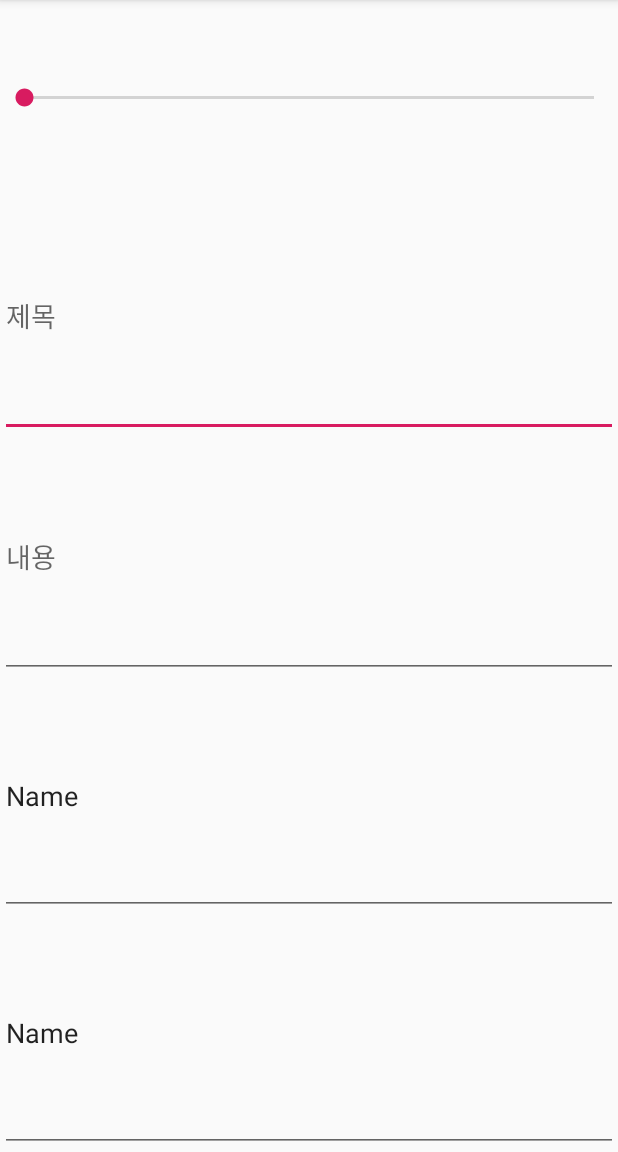
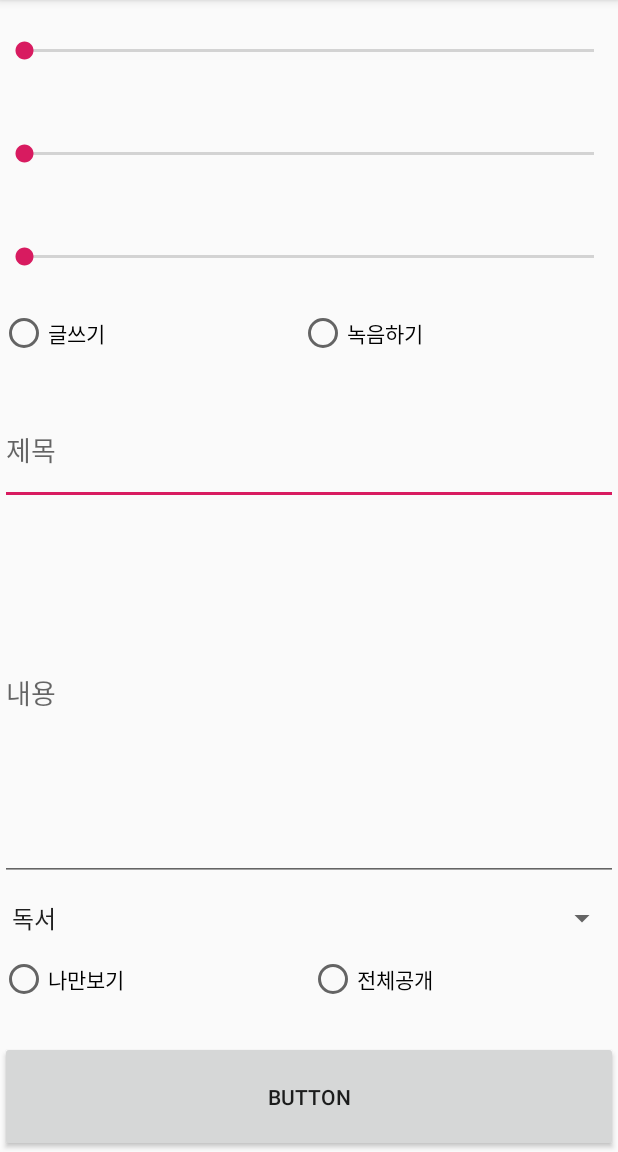
Before and after one commit to seungyeonchoi/emote, an Android app: the Post screen opened directly, with no data from a screen before it, on a phone screen of 412 x 824 dp, the part 84-1236 px from its top. Run offline under Robolectric (Android 15) with nearby library versions, the phone set to English and light mode, and no system bars.

Commit message:
레이아웃완성

```diff
--- a/app/src/main/java/com/example/emote/LoginActivity.kt
+++ b/app/src/main/java/com/example/emote/LoginActivity.kt
@@ -15,7 +15,7 @@ class LoginActivity : AppCompatActivity() {
     fun OnBtnClick(view: View) {
         when(view.id){
             R.id.btn_login->{
-                startActivity(Intent(this,MainActivity::class.java))
+                startActivity(Intent(this,Post::class.java))
             }
             R.id.btn_join1->{
                 startActivity(Intent(this,SigninActivity::class.java))
--- a/app/src/main/java/com/example/emote/Mypage.kt
+++ b/app/src/main/java/com/example/emote/Mypage.kt
@@ -35,6 +35,8 @@ class Mypage : Fragment() {
             param1 = it.getString(ARG_PARAM1)
             param2 = it.getString(ARG_PARAM2)
         }
+
+
     }
 
     override fun onCreateView(
--- a/app/src/main/res/layout/activity_post.xml
+++ b/app/src/main/res/layout/activity_post.xml
@@ -10,30 +10,63 @@
     <SeekBar
             android:layout_width="match_parent"
             android:layout_height="wrap_content" android:id="@+id/seekBar" android:layout_weight="1"/>
+    <SeekBar
+            android:layout_width="match_parent"
+            android:layout_height="wrap_content" android:id="@+id/seekBar2" android:layout_weight="1"/>
+    <SeekBar
+            android:layout_width="match_parent"
+            android:layout_height="wrap_content" android:id="@+id/seekBar3" android:layout_weight="1"/>
+    <LinearLayout
+            android:orientation="horizontal"
+            android:layout_width="match_parent"
+            android:layout_height="wrap_content" android:layout_weight="0.5">
+        <RadioGroup
+                android:layout_width="match_parent" android:orientation="horizontal"
+                android:layout_height="match_parent">
+            <RadioButton
+                    android:text="글쓰기"
+                    android:layout_width="wrap_content"
+                    android:layout_height="wrap_content" android:id="@+id/radioButton" android:layout_weight="1"/>
+            <RadioButton
+                    android:text="녹음하기"
+                    android:layout_width="wrap_content"
+                    android:layout_height="wrap_content" android:id="@+id/radioButton2" android:layout_weight="1"/>
+        </RadioGroup>
+    </LinearLayout>
     <EditText
             android:text="" android:hint="제목"
             android:layout_width="match_parent"
-            android:layout_height="wrap_content" android:id="@+id/editText1" android:layout_weight="1"/>
+            android:layout_height="wrap_content" android:id="@+id/editText1" android:layout_weight="0.5"/>
     <EditText
             android:layout_width="match_parent"
             android:layout_height="wrap_content" android:hint="내용"
             android:inputType="textPersonName"
             android:text=""
             android:ems="10"
-            android:id="@+id/editText2" android:layout_weight="1"/>
-    <EditText
+            android:id="@+id/editText2" android:layout_weight="4"/>
+    <Spinner
+            android:layout_width="match_parent" android:spinnerMode="dialog" android:entries="@array/spin_arr" android:prompt="@string/spin_prompt"
+            android:layout_height="wrap_content" android:id="@+id/spinner" android:layout_weight="0.5"/>
+    <LinearLayout
+            android:orientation="horizontal"
             android:layout_width="match_parent"
-            android:layout_height="wrap_content"
-            android:inputType="textPersonName"
-            android:text="Name"
-            android:ems="10"
-            android:id="@+id/editText" android:layout_weight="1"/>
-    <EditText
+            android:layout_height="wrap_content" android:layout_weight="0.5">
+        <RadioGroup
+                android:layout_width="match_parent" android:orientation="horizontal"
+                android:layout_height="match_parent">
+            <RadioButton
+                    android:text="나만보기"
+                    android:layout_width="wrap_content"
+                    android:layout_height="wrap_content" android:id="@+id/radioButton3" android:layout_weight="1"/>
+            <RadioButton
+                    android:text="전체공개"
+                    android:layout_width="wrap_content"
+                    android:layout_height="wrap_content" android:id="@+id/radioButton4" android:layout_weight="1"/>
+        </RadioGroup>
+    </LinearLayout>
+    <Button
+            android:text="Button"
             android:layout_width="match_parent"
-            android:layout_height="wrap_content"
-            android:inputType="textPersonName"
-            android:text="Name"
-            android:ems="10"
-            android:id="@+id/editText3" android:layout_weight="1"/>
+            android:layout_height="wrap_content" android:id="@+id/button" android:layout_weight="0.5"/>
     //ems =10 : 10글자의 너비를 가진 edittext
 </LinearLayout>
--- a/app/src/main/res/layout/fragment_mypage.xml
+++ b/app/src/main/res/layout/fragment_mypage.xml
@@ -11,4 +11,5 @@
             android:layout_height="match_parent"
             android:text="마이페이지!!!!"/>
 
+
 </FrameLayout>
--- a/app/src/main/res/values/strings.xml
+++ b/app/src/main/res/values/strings.xml
@@ -1,5 +1,22 @@
 <resources>
     <string name="app_name">emote</string>
+
+    <string name="spin_prompt">활동을 선택하세요</string>
+    <string-array name="spin_arr">
+        <item>독서</item>
+        <item>TV시청</item>
+        <item>운동</item>
+        <item>공부</item>
+        <item>쇼핑</item>
+        <item>여행</item>
+        <item>맛집탐방</item>
+        <item>가사일</item>
+        <item>음악감상</item>
+        <item>업무</item>
+        <item>영화감상</item>
+        <item>게임</item>
+        <item>없음</item>
+    </string-array>
 
     <!-- TODO: Remove or change this placeholder text -->
     <string name="hello_blank_fragment">Hello blank fragment</string>
```
